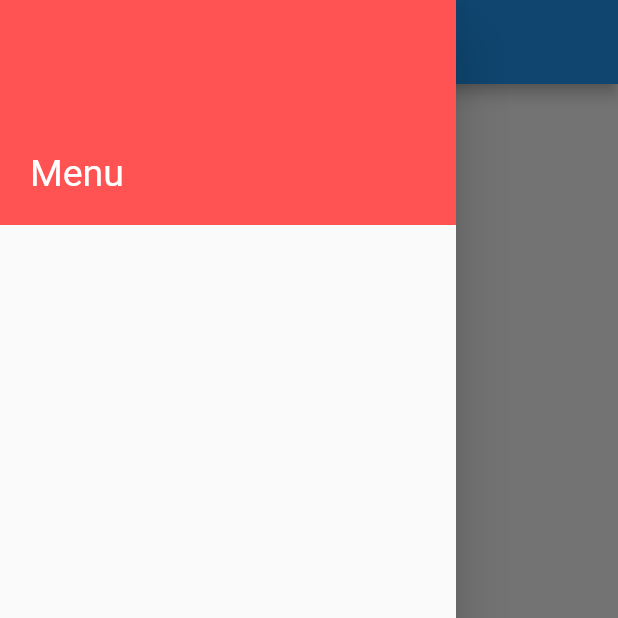
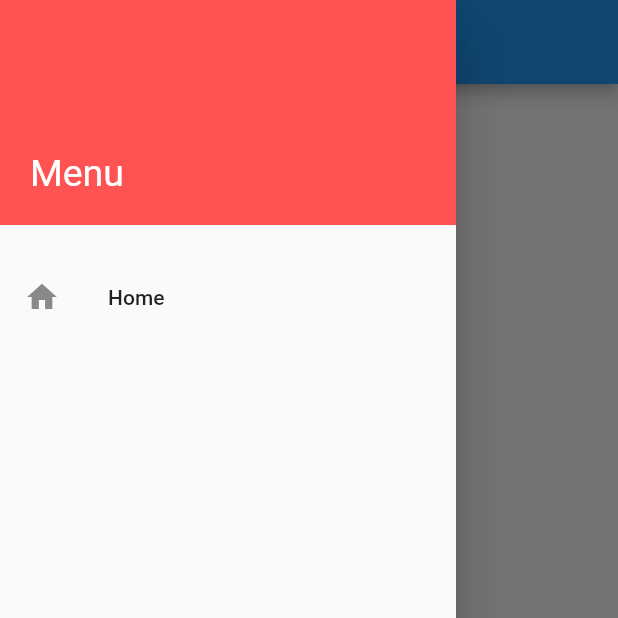
Before and after one commit to dwiponcosuripto4/mbakmu2, a Flutter app: the Menu_Utama screen opened directly, with the side drawer open, on a phone screen of 412 x 824 dp, the top half of it. Run offline on Flutter 3.47's test engine with Material 2 defaults, Android fonts, the light colour scheme and no system bars.

Commit message:
add listile leading icons home to drawer

```diff
--- a/lib/menu_utama.dart
+++ b/lib/menu_utama.dart
@@ -27,7 +27,14 @@ class Menu_Utama extends StatelessWidget {
                   fontSize: 25,
                 ),
               ),
-            )
+            ),
+            SizedBox(
+              height: 20,
+            ),
+            ListTile(
+              leading: Icon(Icons.home),
+              title: Text("Home"),
+            ),
           ],
         ),
       ),
```
